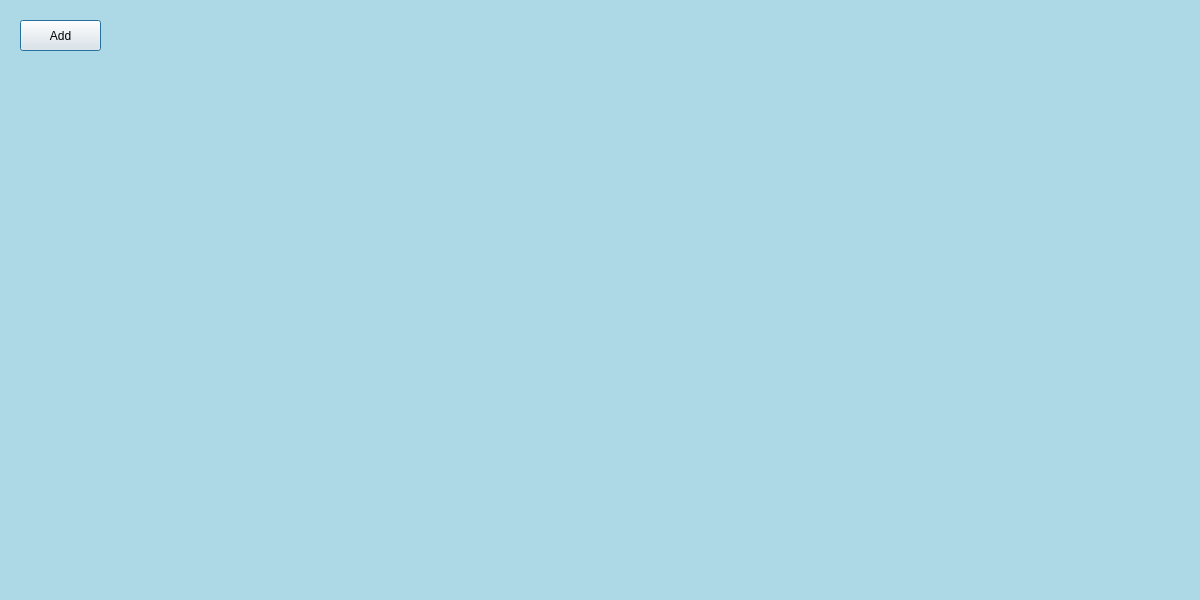
Qt form dialog.ui (BBDXF/qtDragableWidgetDemo) before a commit.
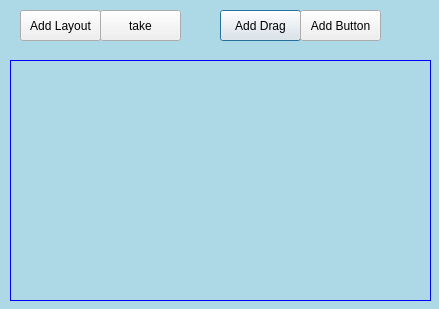
The same form after that commit.

Patch:
```diff
--- a/dialog.ui
+++ b/dialog.ui
@@ -6,8 +6,8 @@
    <rect>
     <x>0</x>
     <y>0</y>
-    <width>1200</width>
-    <height>600</height>
+    <width>439</width>
+    <height>309</height>
    </rect>
   </property>
   <property name="windowTitle">
@@ -19,19 +19,77 @@
 }
 QDragableWidget {
     background-color: red;
+}
+#frame{
+	border: 1px solid blue;
 }</string>
   </property>
   <widget class="QPushButton" name="pushButton">
    <property name="geometry">
     <rect>
+     <x>220</x>
+     <y>10</y>
+     <width>81</width>
+     <height>31</height>
+    </rect>
+   </property>
+   <property name="text">
+    <string>Add Drag</string>
+   </property>
+  </widget>
+  <widget class="QPushButton" name="pushButton_2">
+   <property name="geometry">
+    <rect>
      <x>20</x>
-     <y>20</y>
+     <y>10</y>
      <width>81</width>
      <height>31</height>
     </rect>
    </property>
    <property name="text">
-    <string>Add</string>
+    <string>Add Layout</string>
+   </property>
+  </widget>
+  <widget class="QFrame" name="frame">
+   <property name="geometry">
+    <rect>
+     <x>10</x>
+     <y>60</y>
+     <width>421</width>
+     <height>241</height>
+    </rect>
+   </property>
+   <property name="frameShape">
+    <enum>QFrame::StyledPanel</enum>
+   </property>
+   <property name="frameShadow">
+    <enum>QFrame::Raised</enum>
+   </property>
+  </widget>
+  <widget class="QPushButton" name="pushButton_3">
+   <property name="geometry">
+    <rect>
+     <x>100</x>
+     <y>10</y>
+     <width>81</width>
+     <height>31</height>
+    </rect>
+   </property>
+   <property name="text">
+    <string>take</string>
+   </property>
+  </widget>
+  <widget class="QPushButton" name="pushButton_4">
+   <property name="geometry">
+    <rect>
+     <x>300</x>
+     <y>10</y>
+     <width>81</width>
+     <height>31</height>
+    </rect>
+   </property>
+   <property name="text">
+    <string>Add Button</string>
    </property>
   </widget>
  </widget>
```
